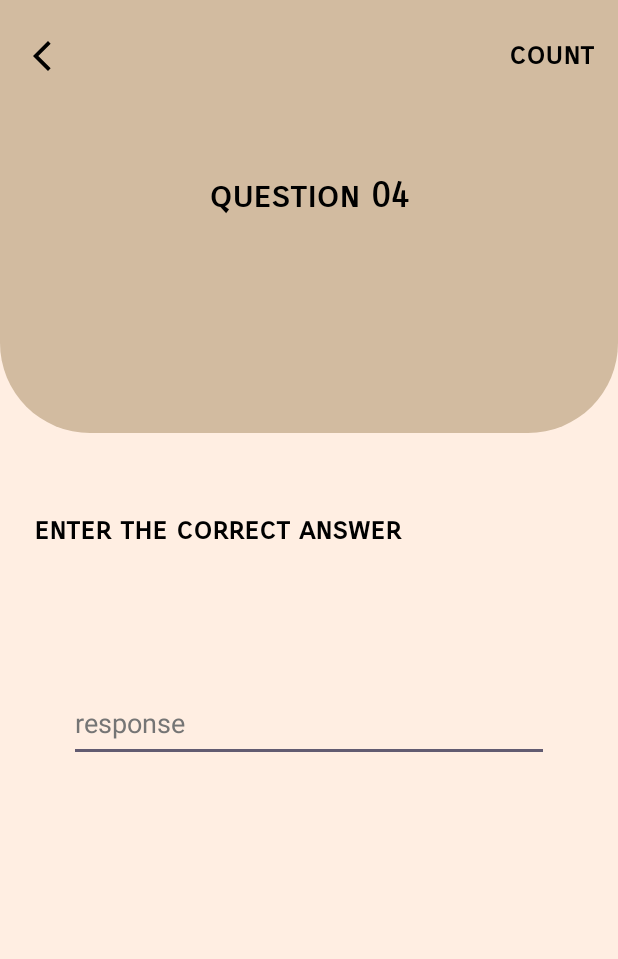
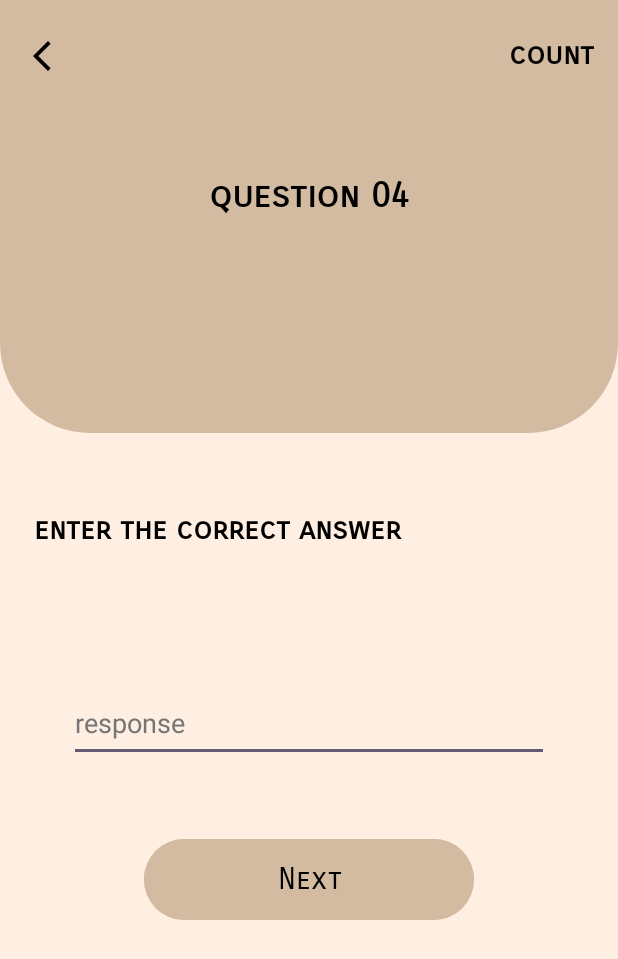
Before and after one commit to lynaKsr/quiz_app, an Android app: the QuestionT4Activity screen opened directly, with no data from a screen before it, on a phone screen of 412 x 824 dp. Shown: the top 959 px of the screen. Run offline under Robolectric (Android 15) with nearby library versions, the phone set to English and light mode, and no system bars.

```diff
--- a/app/src/main/res/layout/activity_question_t1.xml
+++ b/app/src/main/res/layout/activity_question_t1.xml
@@ -61,7 +61,7 @@
     </androidx.constraintlayout.widget.ConstraintLayout>
 
     <Button
-        android:id="@+id/buttonNext"
+        android:id="@+id/buttonNext1"
         android:layout_width="220dp"
         android:layout_height="62dp"
         android:layout_marginTop="16dp"
--- a/app/src/main/res/layout/activity_question_t3.xml
+++ b/app/src/main/res/layout/activity_question_t3.xml
@@ -91,7 +91,7 @@
         app:layout_constraintTop_toBottomOf="@+id/textView" />
 
     <Button
-        android:id="@+id/buttonNext"
+        android:id="@+id/buttonNext3"
         android:layout_width="220dp"
         android:layout_height="62dp"
         android:layout_marginTop="56dp"
--- a/app/src/main/res/layout/activity_question_t4.xml
+++ b/app/src/main/res/layout/activity_question_t4.xml
@@ -93,4 +93,19 @@
         app:layout_constraintTop_toBottomOf="@+id/textView"
         android:autofillHints="" />
 
+    <Button
+        android:id="@+id/buttonNext4"
+        android:layout_width="220dp"
+        android:layout_height="62dp"
+        android:layout_marginTop="47dp"
+        android:backgroundTint="#D2BBA0"
+        android:fontFamily="sans-serif-smallcaps"
+        android:padding="12dp"
+        android:text="@string/next"
+        android:textColor="@color/black"
+        android:textSize="20sp"
+        app:layout_constraintEnd_toEndOf="parent"
+        app:layout_constraintStart_toStartOf="parent"
+        app:layout_constraintTop_toBottomOf="@+id/editTextText" />
+
 </androidx.constraintlayout.widget.ConstraintLayout>
```
Also changed, not shown: app/src/main/java/com/example/quiz_app/ChooseCategoryActivity.java (+37 -8 lines).
